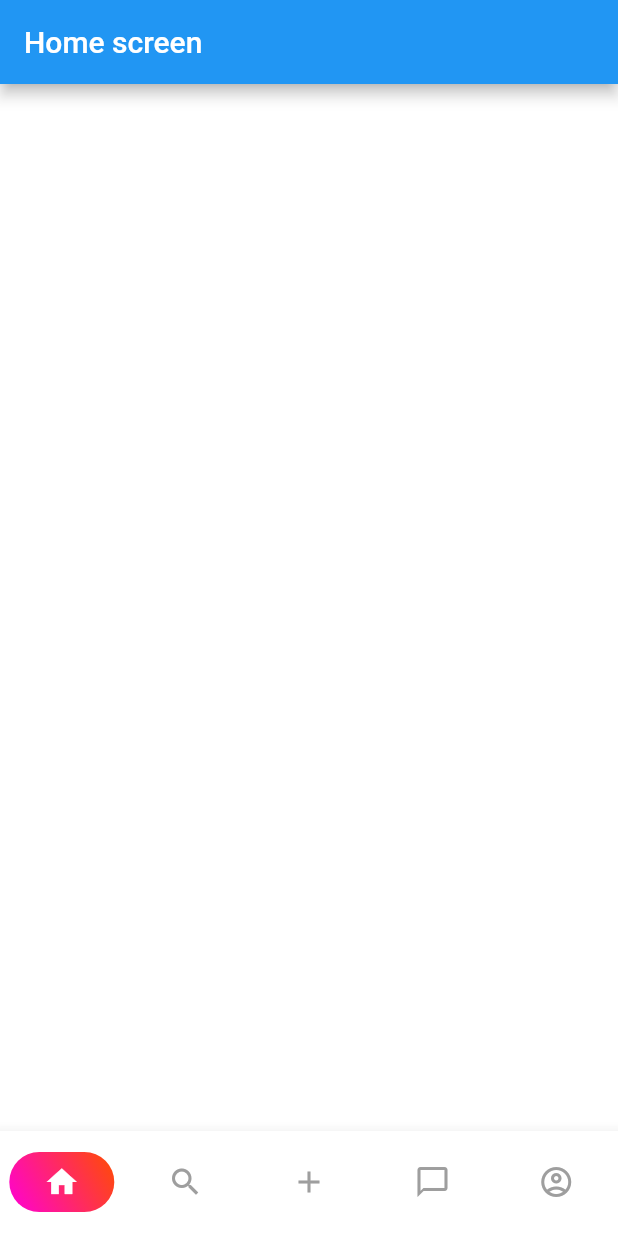
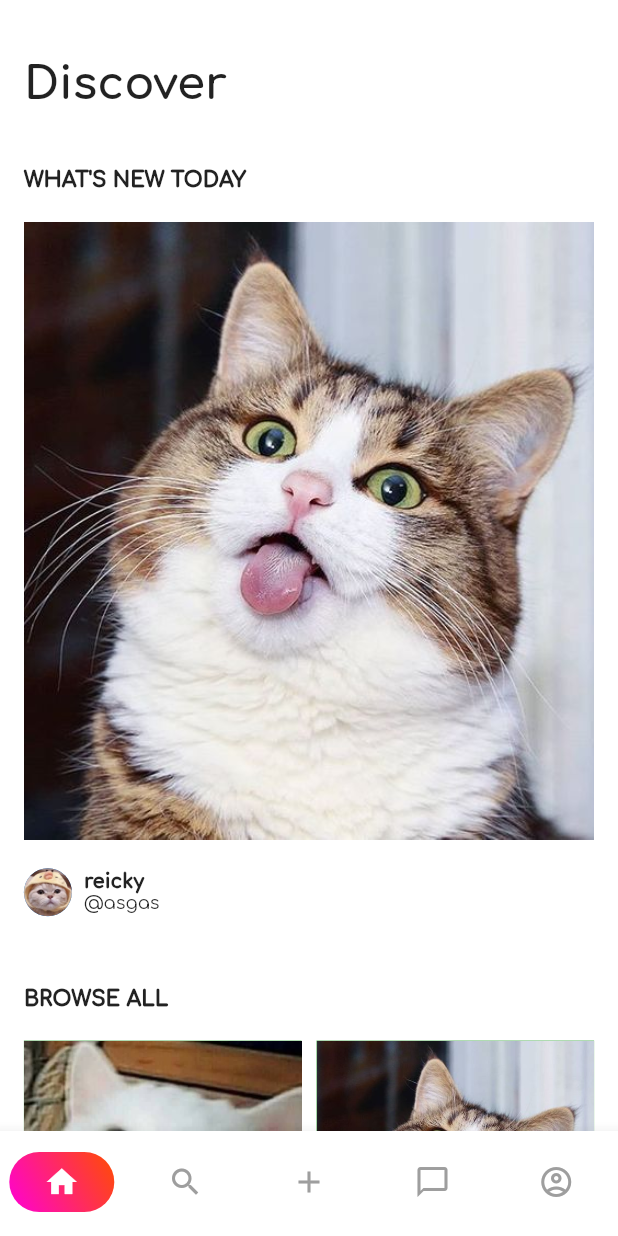
Before and after one commit to sieugatayss3/meCar_interview, a Flutter app: the screen it shows after launch, on a phone screen of 412 x 824 dp. Run offline on Flutter 3.47's test engine with Material 2 defaults, Android fonts, the phone set to English and light mode, and no system bars.

Commit message:
add home page

```diff
--- /dev/null
+++ b/lib/configs/size_config.dart
@@ -0,0 +1,66 @@
+import 'package:flutter/material.dart';
+
+// SizeConfig help us to make our UI responsive
+/// Make sure you need to call [SizeConfig.init(context)] on your starting screen
+class SizeConfig {
+  static MediaQueryData _mediaQueryData;
+  static double screenWidth;
+  static double screenHeight;
+  static double defaultSize;
+  static Orientation orientation;
+
+  void init(BuildContext context) {
+    _mediaQueryData = MediaQuery.of(context);
+    screenWidth = _mediaQueryData.size.width;
+    screenHeight = _mediaQueryData.size.height;
+    orientation = _mediaQueryData.orientation;
+  }
+}
+
+// Get the proportionate height as per screen size
+double getProportionateScreenHeight(double inputHeight) {
+  double screenHeight = SizeConfig.screenHeight;
+  // Our designer use iPhone 11, that's why we use 896.0
+  return (inputHeight / 896.0) * screenHeight;
+}
+
+// Get the proportionate height as per screen size
+double getProportionateScreenWidth(double inputWidth) {
+  double screenWidth = SizeConfig.screenWidth;
+  // 414 is the layout width that designer use or you can say iPhone 11  width
+  return (inputWidth / 414.0) * screenWidth;
+}
+
+// For add free space vertically
+class VerticalSpacing extends StatelessWidget {
+  const VerticalSpacing({
+    Key key,
+    this.of = 20,
+  }) : super(key: key);
+
+  final double of;
+
+  @override
+  Widget build(BuildContext context) {
+    return SizedBox(
+      height: getProportionateScreenWidth(of),
+    );
+  }
+}
+
+// For add free space horizontally
+class HorizontalSpacing extends StatelessWidget {
+  const HorizontalSpacing({
+    Key key,
+    this.of = 20,
+  }) : super(key: key);
+
+  final double of;
+
+  @override
+  Widget build(BuildContext context) {
+    return SizedBox(
+      width: getProportionateScreenWidth(of),
+    );
+  }
+}
--- /dev/null
+++ b/lib/configs/styles.dart
@@ -0,0 +1,15 @@
+import 'package:flutter/material.dart';
+
+class Styles {
+  static const buttonTextStyle = TextStyle(
+    fontSize: 16.0,
+    fontWeight: FontWeight.w600,
+  );
+
+  static const sectionTitleStyle = TextStyle(fontSize: 14, fontWeight: FontWeight.w900);
+
+  static const pageTitleStyle = TextStyle(
+      fontSize: 30.0, fontWeight: FontWeight.w600, fontFamily: 'Comfortaa');
+
+  static const globalPadding = 16.0;
+}
--- a/lib/main.dart
+++ b/lib/main.dart
@@ -6,12 +6,12 @@ void main() {
 }
 
 class MyApp extends StatelessWidget {
-  // This widget is the root of your application.
   @override
   Widget build(BuildContext context) {
     return MaterialApp(
       title: 'MeCar Interview',
       theme: ThemeData(
+        fontFamily: 'Comfortaa',
         primarySwatch: Colors.blue,
         visualDensity: VisualDensity.adaptivePlatformDensity,
         scaffoldBackgroundColor: Colors.white,
--- /dev/null
+++ b/lib/model/image_model.dart
@@ -0,0 +1,19 @@
+class ImageModel {
+  final String image;
+  final int id;
+
+  ImageModel({
+    this.image,
+    this.id,
+  });
+}
+
+
+final List<ImageModel> imagedata = [
+  ImageModel(image: 'assets/images/meo1.jpg', id: 1),
+  ImageModel(image: 'assets/images/meo2.jpg', id: 2),
+  ImageModel(image: 'assets/images/meo3.jpg', id: 3),
+  ImageModel(image: 'assets/images/meo4.jpg', id: 4),
+  ImageModel(image: 'assets/images/meo5.jpg', id: 5),
+  ImageModel(image: 'assets/images/meo6.jpg', id: 6),
+];
--- a/lib/screens/home_screen.dart
+++ b/lib/screens/home_screen.dart
@@ -1,12 +1,127 @@
 import 'package:flutter/material.dart';
+import 'package:flutter_staggered_grid_view/flutter_staggered_grid_view.dart';
+import 'package:me_car_interview/configs/styles.dart';
+import 'package:me_car_interview/model/image_model.dart';
+import '../configs/size_config.dart';
 
 class HomeScreen extends StatelessWidget {
   @override
   Widget build(BuildContext context) {
-    return Scaffold(
-      appBar: AppBar(
-        title: Text('Home screen'),
+    SizeConfig().init(context);
+    return SafeArea(
+      child: Scaffold(
+        body: SingleChildScrollView(
+          padding: EdgeInsets.symmetric(
+              horizontal: getProportionateScreenWidth(Styles.globalPadding)),
+          child: SizedBox(
+            width: double.infinity,
+            child: Column(
+              crossAxisAlignment: CrossAxisAlignment.start,
+              children: <Widget>[
+                SizedBox(
+                  height: getProportionateScreenWidth(40),
+                ),
+                Text(
+                  'Discover',
+                  style: Styles.pageTitleStyle,
+                ),
+                SizedBox(
+                  height: getProportionateScreenWidth(40),
+                ),
+                Text(
+                  'What\'s new today'.toUpperCase(),
+                  style: Styles.sectionTitleStyle,
+                ),
+                SizedBox(
+                    height: getProportionateScreenWidth(
+                        Styles.globalPadding * 1.2)),
+                Image.asset(
+                  'assets/images/meo2.jpg',
+                  fit: BoxFit.cover,
+                  width: SizeConfig.screenWidth,
+                  height: SizeConfig.screenWidth,
+                ),
+                SizedBox(
+                  height:
+                      getProportionateScreenWidth(Styles.globalPadding * 1.2),
+                ),
+                UserAvatarAndName(
+                  avatar: 'assets/images/meo6.jpg',
+                  name: 'reicky',
+                  code: '@asgas',
+                ),
+                SizedBox(
+                  height: getProportionateScreenWidth(Styles.globalPadding * 3),
+                ),
+                Text(
+                  'Browse all'.toUpperCase(),
+                  style: Styles.sectionTitleStyle,
+                ),
+                SizedBox(
+                  height: getProportionateScreenWidth(Styles.globalPadding * 1.2),
+                ),
+                Column(
+                  mainAxisSize: MainAxisSize.min,
+                  children: [
+                    StaggeredGridView.countBuilder(
+                      physics: ScrollPhysics(),
+                      crossAxisCount: 2,
+                      itemCount: imagedata.length,
+                      shrinkWrap: true,
+                      itemBuilder: (BuildContext context, int index) =>
+                          Container(
+                              color: Colors.green,
+                              child: Image.asset(imagedata[index].image)),
+                      staggeredTileBuilder: (index) => StaggeredTile.fit(1),
+                      mainAxisSpacing: 10.0,
+                      crossAxisSpacing: 10.0,
+                    ),
+                  ],
+                ),
+              ],
+            ),
+          ),
+        ),
       ),
     );
   }
 }
+
+class UserAvatarAndName extends StatelessWidget {
+  const UserAvatarAndName({
+    Key key,
+    this.name = '',
+    this.avatar,
+    this.code = '',
+  }) : super(key: key);
+
+  final String name, avatar, code;
+
+  @override
+  Widget build(BuildContext context) {
+    return Row(
+      children: <Widget>[
+        CircleAvatar(
+          radius: 16,
+          backgroundImage: AssetImage(avatar ?? 'assets/images/meo6.jpg'),
+        ),
+        SizedBox(
+          width: 8,
+        ),
+        Column(
+          crossAxisAlignment: CrossAxisAlignment.start,
+          children: [
+            Text(
+              name,
+              style: TextStyle(fontSize: 13.0, fontWeight: FontWeight.w900),
+            ),
+            Text(
+              code,
+              style: TextStyle(fontSize: 12.0, fontWeight: FontWeight.w400),
+            ),
+          ],
+        )
+      ],
+    );
+  }
+}
```
Also changed, not shown: pubspec.yaml (+10 -16 lines), assets/fonts/Comfortaa-Bold.ttf (added), assets/fonts/Comfortaa-Light.ttf (added), assets/fonts/Comfortaa-Medium.ttf (added), assets/fonts/Comfortaa-Regular.ttf (added), assets/fonts/Comfortaa-SemiBold.ttf (added), assets/images/meo1.jpg (added), assets/images/meo2.jpg (added), assets/images/meo3.jpg (added), assets/images/meo4.jpg (added), assets/images/meo5.jpg (added), assets/images/meo6.jpg (added), pubspec.lock.
